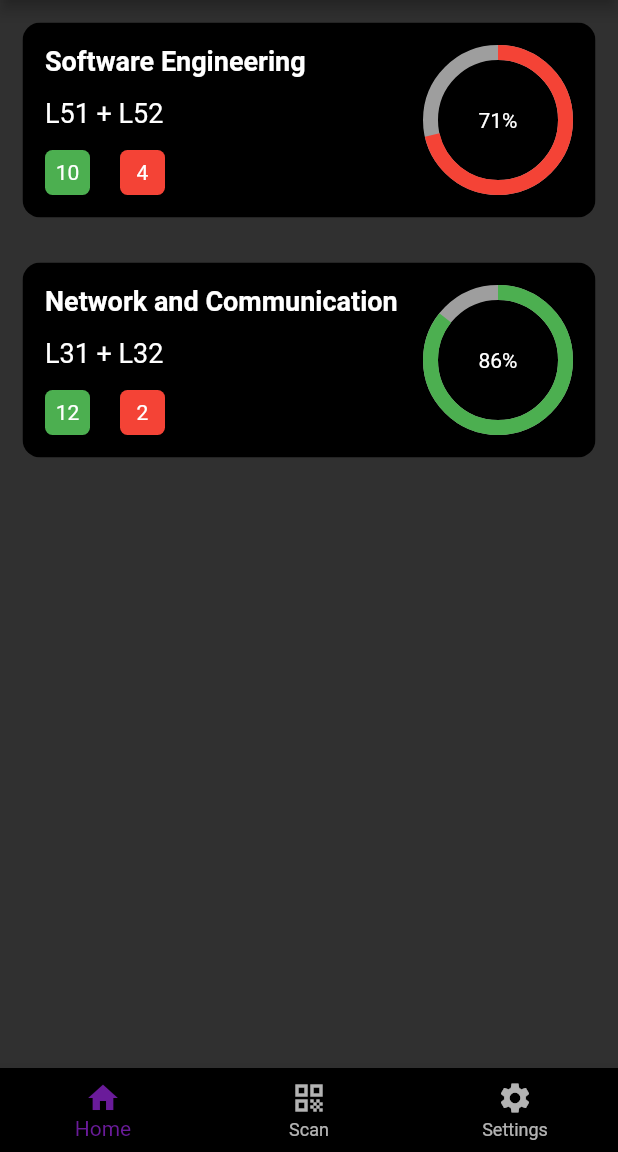
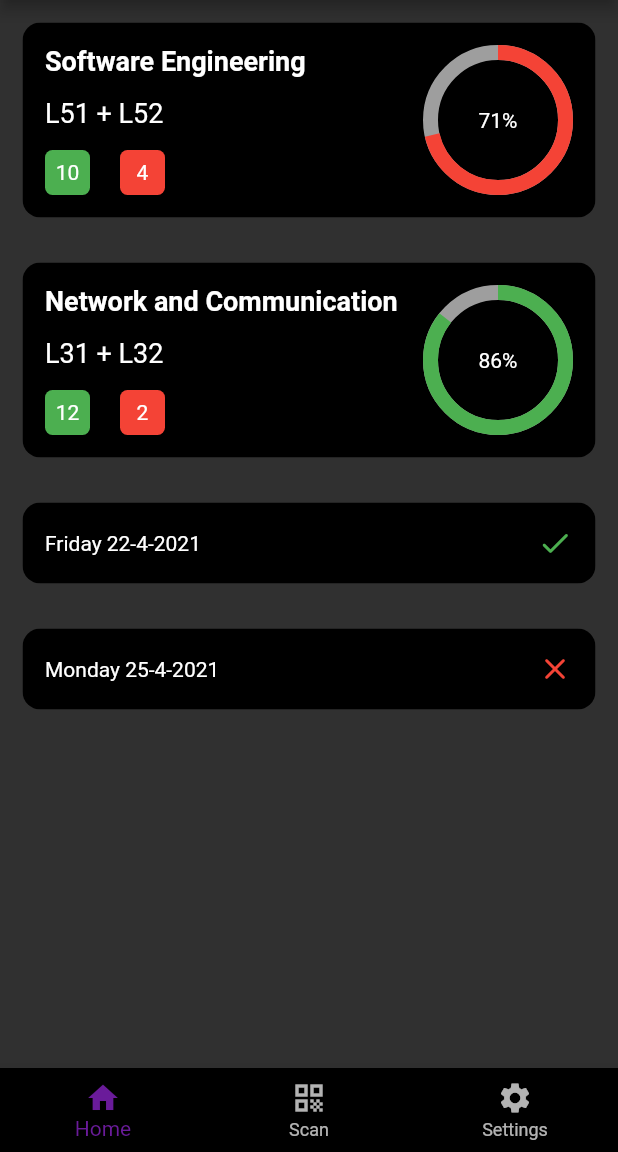
Before and after one commit to traQR/traQR-app, a Flutter app: the screen it shows once a user with an empty profile is signed in, on a phone screen of 412 x 824 dp, the part 84-1236 px from its top. Run offline on Flutter 3.47's test engine with Material 2 defaults, Android fonts, the phone set to English and light mode, and no system bars; drawn by our look-alikes of percent_indicator; our stand-ins replace firebase_auth, firebase_core, flutter_riverpod, google_sign_in; missing offline and left inert: flutter_barcode_scanner; accounts and stored records are empty.

Commit message:
Added attendance class and widgets

```diff
--- /dev/null
+++ b/lib/models/attendance.dart
@@ -0,0 +1,6 @@
+class Attendance {
+  final String date;
+  final bool attended;
+
+  Attendance({this.date, this.attended});
+}
--- a/lib/presentation/screens/home/home_screen.dart
+++ b/lib/presentation/screens/home/home_screen.dart
@@ -1,5 +1,7 @@
 import 'package:flutter/material.dart';
+import 'package:traqr_app/models/attendance.dart';
 import 'package:traqr_app/models/course.dart';
+import 'package:traqr_app/presentation/widgets/attendance_card.dart';
 import 'package:traqr_app/presentation/widgets/class_card.dart';
 
 class HomeScreen extends StatefulWidget {
@@ -9,6 +11,7 @@ class HomeScreen extends StatefulWidget {
 
 class _HomeScreenState extends State<HomeScreen> {
   List<Course> _courses = [];
+  List<Attendance> _attendanceList = [];
 
   @override
   void initState() {
@@ -24,19 +27,37 @@ class _HomeScreenState extends State<HomeScreen> {
           attendedClasses: 12,
           missedClasses: 2)
     ];
+    _attendanceList = [
+      Attendance(attended: true, date: 'Friday 22-4-2021'),
+      Attendance(attended: false, date: 'Monday 25-4-2021')
+    ];
     super.initState();
   }
 
   @override
   Widget build(BuildContext context) {
     return Container(
-        child: ListView.builder(
+        child: SingleChildScrollView(
+      child: Column(
+        children: [
+          ListView.builder(
+            shrinkWrap: true,
             itemCount: _courses.length,
             itemBuilder: (context, index) {
               return ClassCard(
                 course: _courses[index],
               );
             },
+          ),
+          ListView.builder(
+            shrinkWrap: true,
+            itemCount: _attendanceList.length,
+            itemBuilder: (context, index) {
+              return AttendanceCard(_attendanceList[index]);
+            },
+          ),
+        ],
+      ),
     ));
   }
 }
--- a/lib/presentation/screens/home/scan_screen.dart
+++ b/lib/presentation/screens/home/scan_screen.dart
@@ -46,6 +46,7 @@ class _ScanScreenState extends State<ScanScreen> {
   Widget build(BuildContext context) {
     return Container(
       child: Column(
+        mainAxisAlignment: MainAxisAlignment.center,
         children: [
           Container(
             margin: EdgeInsets.all(20),
--- /dev/null
+++ b/lib/presentation/widgets/attendance_card.dart
@@ -0,0 +1,34 @@
+import 'package:flutter/material.dart';
+import 'package:traqr_app/models/attendance.dart';
+
+class AttendanceCard extends StatelessWidget {
+  final Attendance attendance;
+
+  AttendanceCard(this.attendance);
+
+  @override
+  Widget build(BuildContext context) {
+    return Container(
+      padding: EdgeInsets.all(15),
+      child: ClipRRect(
+          borderRadius: BorderRadius.circular(12),
+          child: Container(
+            padding: EdgeInsets.all(15),
+            color: Colors.black,
+            child: Row(
+              children: [
+                Text(attendance.date),
+                Spacer(),
+                Icon(
+                  attendance.attended == true
+                      ? Icons.done_rounded
+                      : Icons.close_rounded,
+                  color:
+                      attendance.attended == true ? Colors.green : Colors.red,
+                )
+              ],
+            ),
+          )),
+    );
+  }
+}
--- a/pubspec.yaml
+++ b/pubspec.yaml
@@ -37,6 +37,7 @@ dev_dependencies:
   flutter_riverpod: ^0.13.1+1
   percent_indicator: ^3.0.1
   flutter_barcode_scanner: ^1.0.2
+  get: ^4.1.1
 
 # For information on the generic Dart part of this file, see the
 # following page: https://dart.dev/tools/pub/pubspec
```
Also changed, not shown: pubspec.lock. Lines whose indentation alone changed are shown as unchanged.
